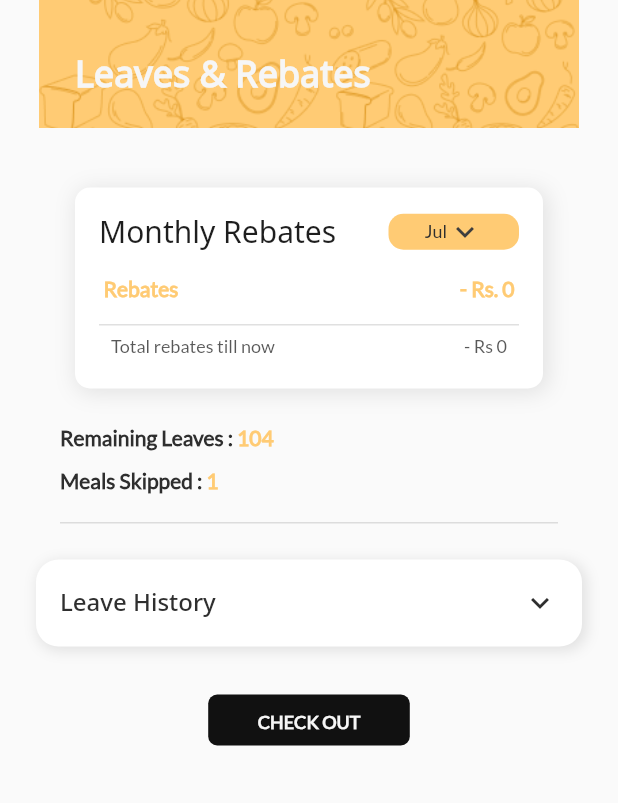
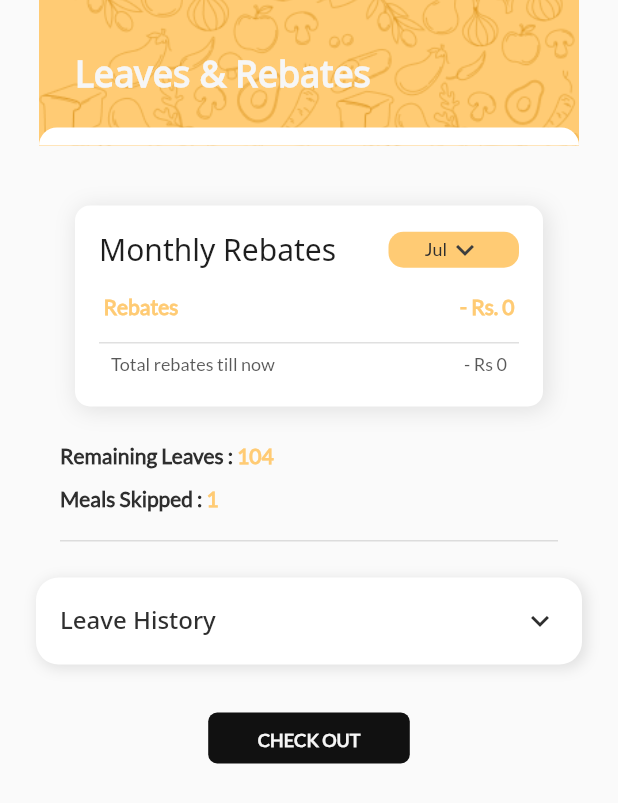
Before and after one commit to mdgspace/appetizer-flutter, a Flutter app: the screen it shows after launch, on a phone screen of 412 x 824 dp. Shown: the top 803 px of the screen. Run offline on Flutter 3.47's test engine with Material 2 defaults, Android fonts, the phone set to English and light mode, and no system bars; our stand-ins replace bloc, equatable, firebase_messaging, firebase_remote_config, flutter_bloc, flutter_screenutil and 8 more; missing offline and left inert: fswitch_nullsafety; accounts and stored records are empty.

Commit message:
ptch: add round border to app banner

```diff
--- a/lib/ui/components/app_banner.dart
+++ b/lib/ui/components/app_banner.dart
@@ -7,8 +7,9 @@ class AppBanner extends StatelessWidget {
 
   @override
   Widget build(BuildContext context) {
-    return Container(
-      height: height,
+    return Stack(children: [
+      Container(
+        height: height + 12,
         width: 360,
         decoration: const BoxDecoration(
             image: DecorationImage(
@@ -16,6 +17,23 @@ class AppBanner extends StatelessWidget {
           fit: BoxFit.cover,
         )),
         child: child,
-    );
+      ),
+      Positioned(
+        bottom: 0,
+        child: Container(
+          height: 12,
+          width: 360,
+          decoration: const ShapeDecoration(
+            color: Colors.white,
+            shape: RoundedRectangleBorder(
+              borderRadius: BorderRadius.only(
+                topLeft: Radius.circular(12),
+                topRight: Radius.circular(12),
+              ),
+            ),
+          ),
+        ),
+      )
+    ]);
   }
 }
```
Lines whose indentation alone changed are shown as unchanged.
